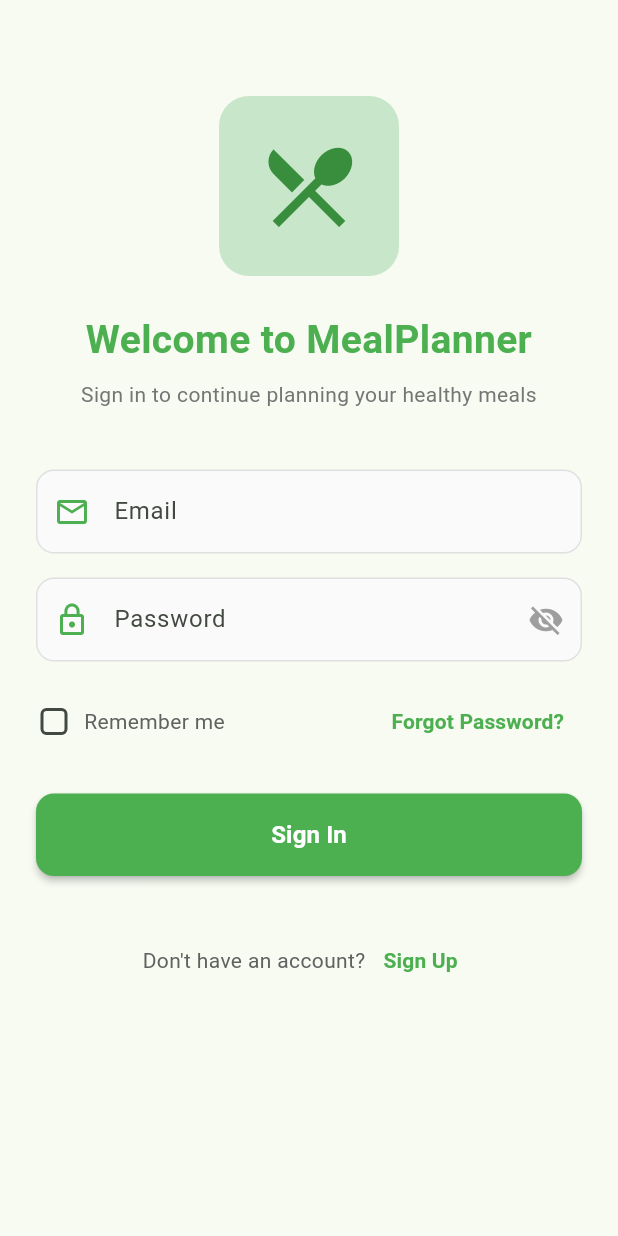
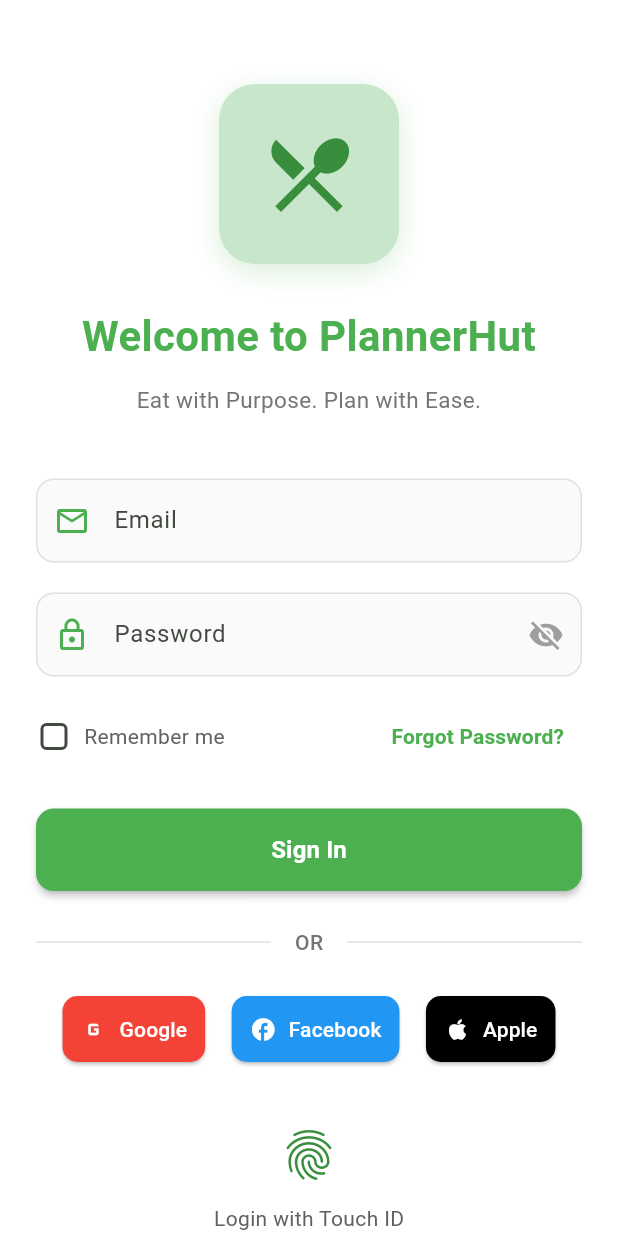
Before and after one commit to reymartjohneva/meal_planner, a Flutter app: the screen it shows after launch, on a phone screen of 412 x 824 dp. Run offline on Flutter 3.47's test engine with Material 3 defaults, Android fonts, the light colour scheme and no system bars; our stand-ins replace firebase_core; accounts and stored records are empty.

Commit message:
feat: revised loginpage

```diff
--- a/lib/pages/login_page.dart
+++ b/lib/pages/login_page.dart
@@ -7,96 +7,150 @@
   LoginPageState createState() => LoginPageState();
 }
 
-class LoginPageState extends State<LoginPage> {
-  final TextEditingController usernameController = TextEditingController();
+class LoginPageState extends State<LoginPage> with SingleTickerProviderStateMixin {
+  final TextEditingController emailController = TextEditingController();
   final TextEditingController passwordController = TextEditingController();
   final _formKey = GlobalKey<FormState>();
   bool isLoading = false;
   bool rememberMe = false;
   bool _obscurePassword = true;
+  late AnimationController _animationController;
+  late Animation<double> _fadeAnimation;
+
+  @override
+  void initState() {
+    super.initState();
+    _animationController = AnimationController(
+      vsync: this,
+      duration: const Duration(milliseconds: 1200),
+    );
+    _fadeAnimation = Tween<double>(begin: 0.0, end: 1.0).animate(
+      CurvedAnimation(
+        parent: _animationController,
+        curve: const Interval(0.2, 1.0, curve: Curves.easeOut),
+      ),
+    );
+    _animationController.forward();
+  }
 
   @override
   void dispose() {
-    usernameController.dispose();
+    emailController.dispose();
     passwordController.dispose();
+    _animationController.dispose();
     super.dispose();
   }
 
-  void _login() {
+  void _login() async {
     if (_formKey.currentState!.validate()) {
       setState(() {
         isLoading = true;
       });
 
-      // Simulate login delay
-      Future.delayed(const Duration(seconds: 2), () {
+      await Future.delayed(const Duration(seconds: 2));
+
+      if (mounted) {
         setState(() {
           isLoading = false;
         });
 
-        String username = usernameController.text;
+        String email = emailController.text;
         String password = passwordController.text;
-        debugPrint('Username: $username, Password: $password');
+        debugPrint('Email: $email, Password: $password');
 
-        // Navigate to home screen
         Navigator.pushReplacementNamed(context, '/home');
+      }
+    }
+  }
+
+  void _loginWithSocial(String provider) async {
+    setState(() {
+      isLoading = true;
     });
+
+    await Future.delayed(const Duration(seconds: 1));
+
+    if (mounted) {
+      setState(() {
+        isLoading = false;
+      });
+
+      debugPrint('Logged in with $provider');
+      Navigator.pushReplacementNamed(context, '/home');
     }
   }
 
   @override
   Widget build(BuildContext context) {
     return Scaffold(
+      backgroundColor: Colors.white,
       body: SafeArea(
         child: SingleChildScrollView(
           child: Padding(
             padding: const EdgeInsets.all(24.0),
+            child: FadeTransition(
+              opacity: _fadeAnimation,
               child: Form(
                 key: _formKey,
                 child: Column(
                   crossAxisAlignment: CrossAxisAlignment.stretch,
                   children: [
-                  const SizedBox(height: 40),
-                  // App Logo
-                  Center(
+                    const SizedBox(height: 32),
+                    // App Logo with Animation
+                    TweenAnimationBuilder(
+                      tween: Tween<double>(begin: 0, end: 1),
+                      duration: const Duration(milliseconds: 800),
+                      builder: (context, value, child) {
+                        return Transform.scale(
+                          scale: value,
+                          child: Center(
                             child: Container(
                               width: 120,
                               height: 120,
                               decoration: BoxDecoration(
                                 color: Colors.green.shade100,
-                        borderRadius: BorderRadius.circular(20),
+                                borderRadius: BorderRadius.circular(24),
+                                boxShadow: [
+                                  BoxShadow(
+                                    color: Colors.green.withOpacity(0.2),
+                                    blurRadius: 15,
+                                    offset: const Offset(0, 5),
+                                  ),
+                                ],
                               ),
                               child: Icon(
                                 Icons.restaurant_menu,
-                        size: 70,
+                                size: 65,
                                 color: Colors.green.shade700,
                               ),
                             ),
                           ),
-                  const SizedBox(height: 24),
-                  // Welcome Text
+                        );
+                      },
+                    ),
+                    const SizedBox(height: 28),
                     const Text(
-                    'Welcome to MealPlanner',
+                      'Welcome to PlannerHut',
                       textAlign: TextAlign.center,
                       style: TextStyle(
-                      fontSize: 26,
+                        fontSize: 28,
                         fontWeight: FontWeight.bold,
                         color: Colors.green,
                       ),
                     ),
-                  const SizedBox(height: 8),
+                    const SizedBox(height: 12),
                     Text(
-                    'Sign in to continue planning your healthy meals',
+                      'Eat with Purpose. Plan with Ease.',
                       textAlign: TextAlign.center,
                       style: TextStyle(
-                      fontSize: 14,
+                        fontSize: 15,
                         color: Colors.grey.shade600,
+                        height: 1.5,
                       ),
                     ),
                     const SizedBox(height: 40),
-                  // Username Field
                     TextFormField(
-                    controller: usernameController,
+                      controller: emailController,
                       decoration: InputDecoration(
                         labelText: 'Email',
                         hintText: 'Enter your email',
@@ -114,8 +168,10 @@
                         ),
                         filled: true,
                         fillColor: Colors.grey.shade50,
+                        contentPadding: const EdgeInsets.symmetric(vertical: 16),
                       ),
                       keyboardType: TextInputType.emailAddress,
+                      textInputAction: TextInputAction.next,
                       validator: (value) {
                         if (value == null || value.isEmpty) {
                           return 'Please enter your email.';
@@ -126,8 +182,7 @@
                         return null;
                       },
                     ),
-                  const SizedBox(height: 16),
-                  // Password Field
+                    const SizedBox(height: 20),
                     TextFormField(
                       controller: passwordController,
                       obscureText: _obscurePassword,
@@ -159,7 +214,9 @@
                         ),
                         filled: true,
                         fillColor: Colors.grey.shade50,
+                        contentPadding: const EdgeInsets.symmetric(vertical: 16),
                       ),
+                      textInputAction: TextInputAction.done,
                       validator: (value) {
                         if (value == null || value.isEmpty) {
                           return 'Please enter your password';
@@ -169,9 +226,9 @@
                         }
                         return null;
                       },
+                      onFieldSubmitted: (_) => _login(),
                     ),
                     const SizedBox(height: 16),
-                  // Remember Me and Forgot Password
                     Row(
                       mainAxisAlignment: MainAxisAlignment.spaceBetween,
                       children: [
@@ -218,7 +275,6 @@
                       ],
                     ),
                     const SizedBox(height: 24),
-                  // Login Button
                     ElevatedButton(
                       onPressed: isLoading ? null : _login,
                       style: ElevatedButton.styleFrom(
@@ -247,10 +303,83 @@
                         ),
                       ),
                     ),
-
+                    const SizedBox(height: 24),
+                    Row(
+                      children: [
+                        Expanded(
+                          child: Divider(
+                            color: Colors.grey.shade300,
+                            thickness: 1,
+                          ),
+                        ),
+                        Padding(
+                          padding: const EdgeInsets.symmetric(horizontal: 16),
+                          child: Text(
+                            'OR',
+                            style: TextStyle(
+                              color: Colors.grey.shade600,
+                              fontWeight: FontWeight.w500,
+                            ),
+                          ),
+                        ),
+                        Expanded(
+                          child: Divider(
+                            color: Colors.grey.shade300,
+                            thickness: 1,
+                          ),
+                        ),
+                      ],
+                    ),
+                    const SizedBox(height: 24),
+                    Row(
+                      mainAxisAlignment: MainAxisAlignment.spaceEvenly,
+                      children: [
+                        _socialLoginButton(
+                          icon: Icons.g_mobiledata,
+                          label: 'Google',
+                          color: Colors.red,
+                          onPressed: () => _loginWithSocial('Google'),
+                        ),
+                        _socialLoginButton(
+                          icon: Icons.facebook,
+                          label: 'Facebook',
+                          color: Colors.blue,
+                          onPressed: () => _loginWithSocial('Facebook'),
+                        ),
+                        _socialLoginButton(
+                          icon: Icons.apple,
+                          label: 'Apple',
+                          color: Colors.black,
+                          onPressed: () => _loginWithSocial('Apple'),
+                        ),
+                      ],
+                    ),
                     const SizedBox(height: 32),
-
-                  // Sign up option
+                    Center(
+                      child: Column(
+                        children: [
+                          IconButton(
+                            onPressed: () {
+                              debugPrint('Using biometric authentication');
+                            },
+                            icon: Icon(
+                              Icons.fingerprint,
+                              size: 40,
+                              color: Colors.green.shade700,
+                            ),
+                          ),
+                          const SizedBox(height: 4),
+                          Text(
+                            'Login with Touch ID',
+                            style: TextStyle(
+                              color: Colors.grey.shade700,
+                              fontSize: 14,
+                            ),
+                          ),
+                        ],
+                      ),
+                    ),
+                    const SizedBox(height: 24),
                     Row(
                       mainAxisAlignment: MainAxisAlignment.center,
                       children: [
@@ -280,6 +409,7 @@
             ),
           ),
         ),
+      ),
     );
   }
 
@@ -289,31 +419,16 @@
     required Color color,
     required VoidCallback onPressed,
   }) {
-    return InkWell(
-      onTap: onPressed,
-      borderRadius: BorderRadius.circular(12),
-      child: Container(
-        padding: const EdgeInsets.symmetric(horizontal: 12, vertical: 10),
-        decoration: BoxDecoration(
-          border: Border.all(color: Colors.grey.shade300),
-          borderRadius: BorderRadius.circular(12),
-        ),
-        child: Column(
-          children: [
-            Icon(
-              icon,
-              color: color,
-              size: 24,
-            ),
-            const SizedBox(height: 4),
-            Text(
-              label,
-              style: TextStyle(
-                fontSize: 12,
-                color: Colors.grey.shade700,
-              ),
-            ),
-          ],
+    return ElevatedButton.icon(
+      onPressed: onPressed,
+      icon: Icon(icon, color: Colors.white),
+      label: Text(label),
+      style: ElevatedButton.styleFrom(
+        backgroundColor: color,
+        foregroundColor: Colors.white,
+        padding: const EdgeInsets.symmetric(horizontal: 12, vertical: 12),
+        shape: RoundedRectangleBorder(
+          borderRadius: BorderRadius.circular(10),
         ),
       ),
     );
```
Lines whose indentation alone changed are shown as unchanged.
